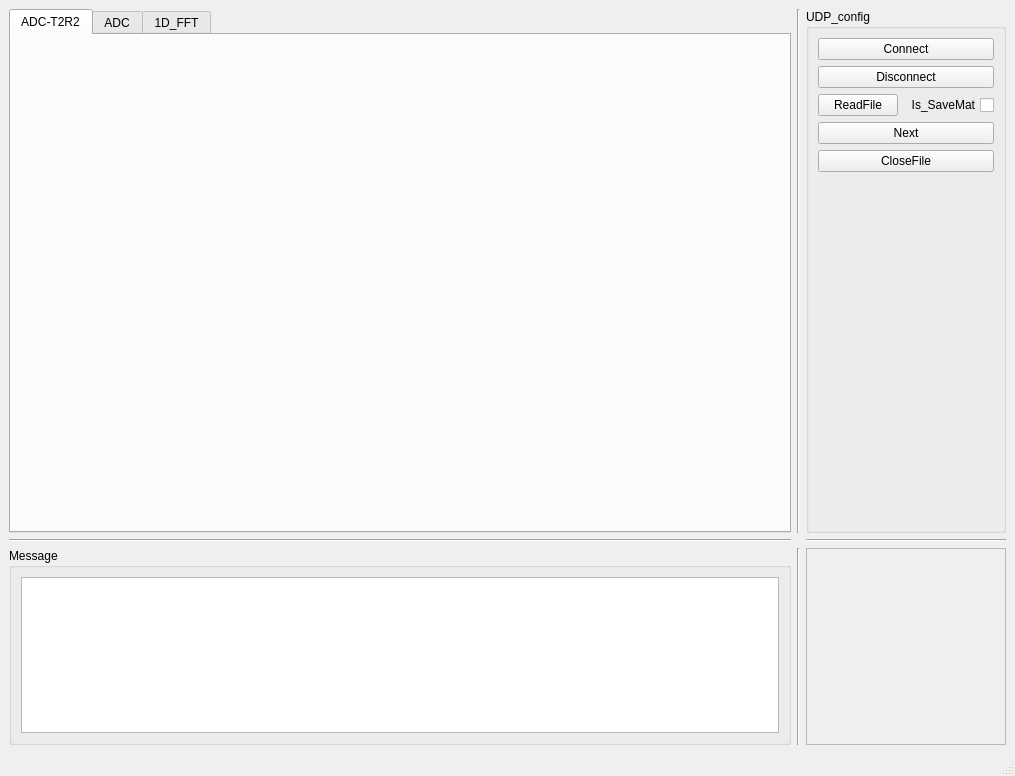
The window that Radar_UDP.ui (CruzeOliver/Andar_Radar_UDP) describes before a commit, drawn with Qt 5.
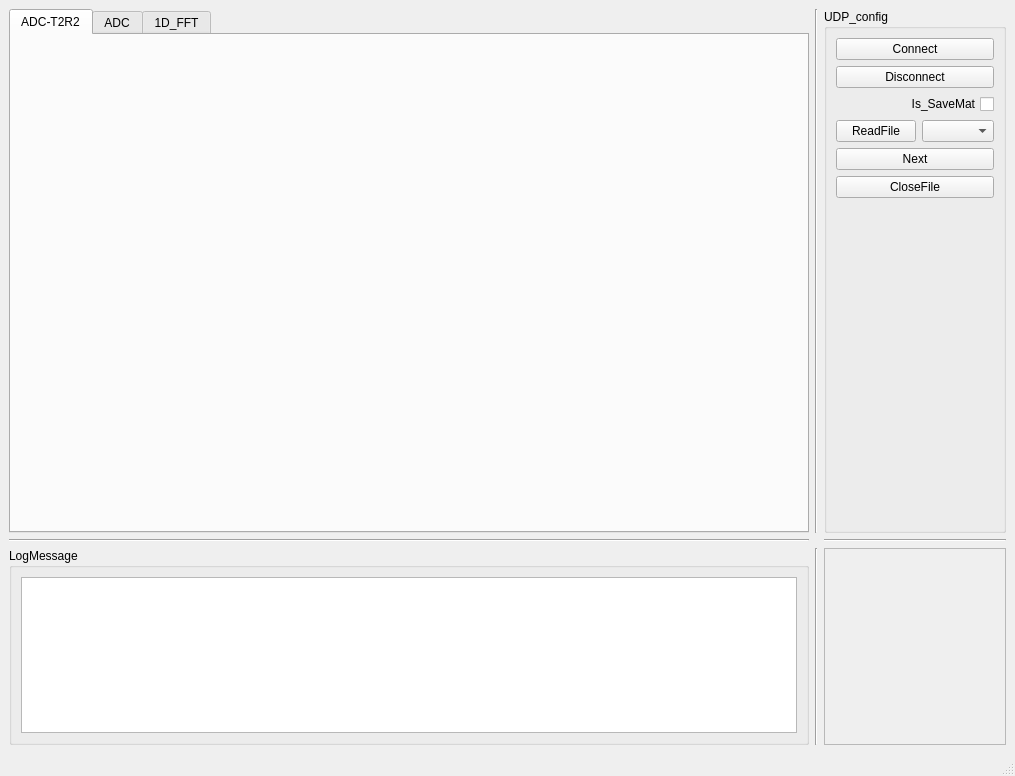
The same window after the commit.

Commit message:
1、加入comboBox_MatFrom ，可以选择MAT文件的来源，cpp或者Python，这样可以显示不同来源的文件数据
2、加入测距计算函数，可以验证不同算法的测距效果

What changed in the file:
```diff
--- a/Radar_UDP.ui
+++ b/Radar_UDP.ui
@@ -24,7 +24,7 @@
        </sizepolicy>
       </property>
       <property name="title">
-       <string>Message</string>
+       <string>LogMessage</string>
       </property>
       <layout class="QHBoxLayout" name="horizontalLayout">
        <item>
@@ -75,7 +75,7 @@
      <widget class="QTabWidget" name="tabWidget_1DFFT">
       <property name="sizePolicy">
        <sizepolicy hsizetype="Expanding" vsizetype="Expanding">
-        <horstretch>8</horstretch>
+        <horstretch>9</horstretch>
         <verstretch>8</verstretch>
        </sizepolicy>
       </property>
@@ -178,8 +178,24 @@
         </widget>
        </item>
        <item>
-        <layout class="QGridLayout" name="gridLayout_3">
-         <item row="0" column="0">
+        <widget class="QCheckBox" name="checkBox_IsSave">
+         <property name="sizePolicy">
+          <sizepolicy hsizetype="Expanding" vsizetype="Fixed">
+           <horstretch>0</horstretch>
+           <verstretch>0</verstretch>
+          </sizepolicy>
+         </property>
+         <property name="layoutDirection">
+          <enum>Qt::RightToLeft</enum>
+         </property>
+         <property name="text">
+          <string>Is_SaveMat</string>
+         </property>
+        </widget>
+       </item>
+       <item>
+        <layout class="QHBoxLayout" name="horizontalLayout_4">
+         <item>
           <widget class="QPushButton" name="pushButton_ReadFile">
            <property name="sizePolicy">
             <sizepolicy hsizetype="Expanding" vsizetype="Fixed">
@@ -192,21 +208,8 @@
            </property>
           </widget>
          </item>
-         <item row="0" column="1">
-          <widget class="QCheckBox" name="checkBox_IsSave">
-           <property name="sizePolicy">
-            <sizepolicy hsizetype="Expanding" vsizetype="Fixed">
-             <horstretch>0</horstretch>
-             <verstretch>0</verstretch>
-            </sizepolicy>
-           </property>
-           <property name="layoutDirection">
-            <enum>Qt::RightToLeft</enum>
-           </property>
-           <property name="text">
-            <string>Is_SaveMat</string>
-           </property>
-          </widget>
+         <item>
+          <widget class="QComboBox" name="comboBox_MatFrom"/>
          </item>
         </layout>
        </item>
```
Left out of the diff: 62 changed lines with no effect on the pictures. The commit also changes 3 other files.
